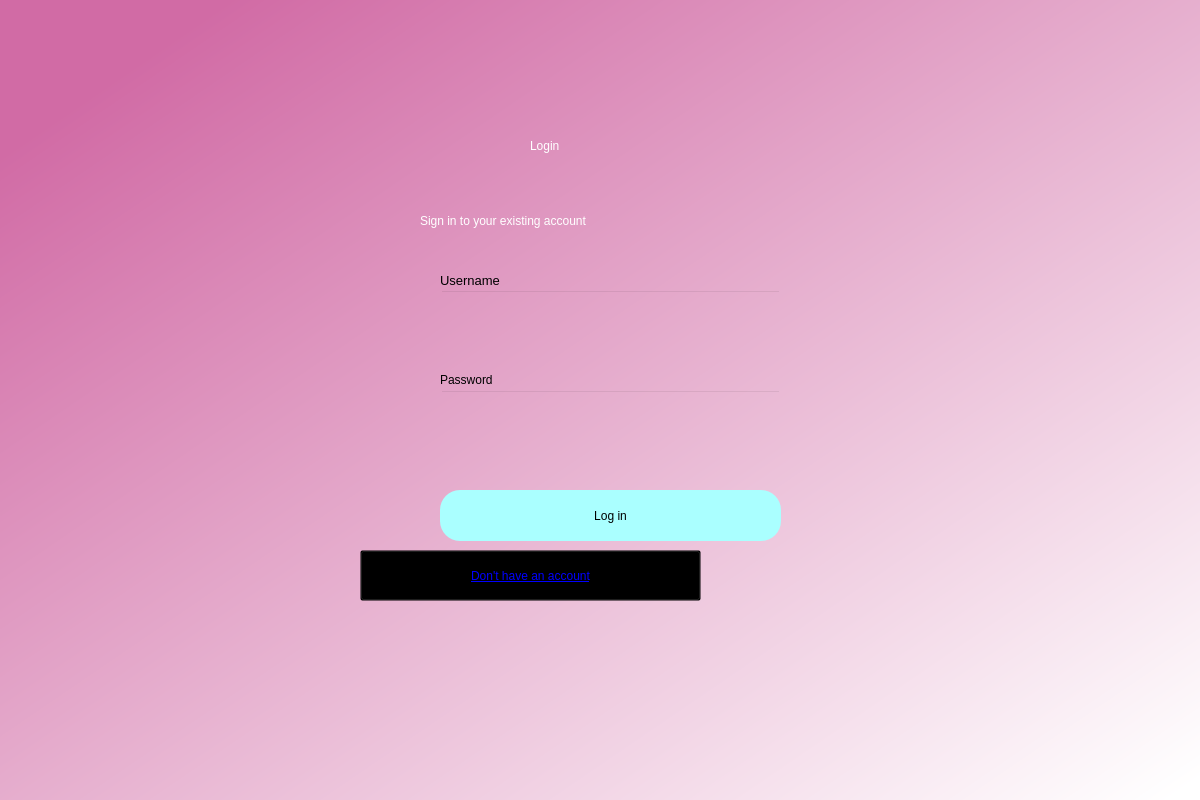
The window that login.ui (MohamedHussein43/BreastCancerDeskTopApp) describes before a commit, drawn with Qt 5.
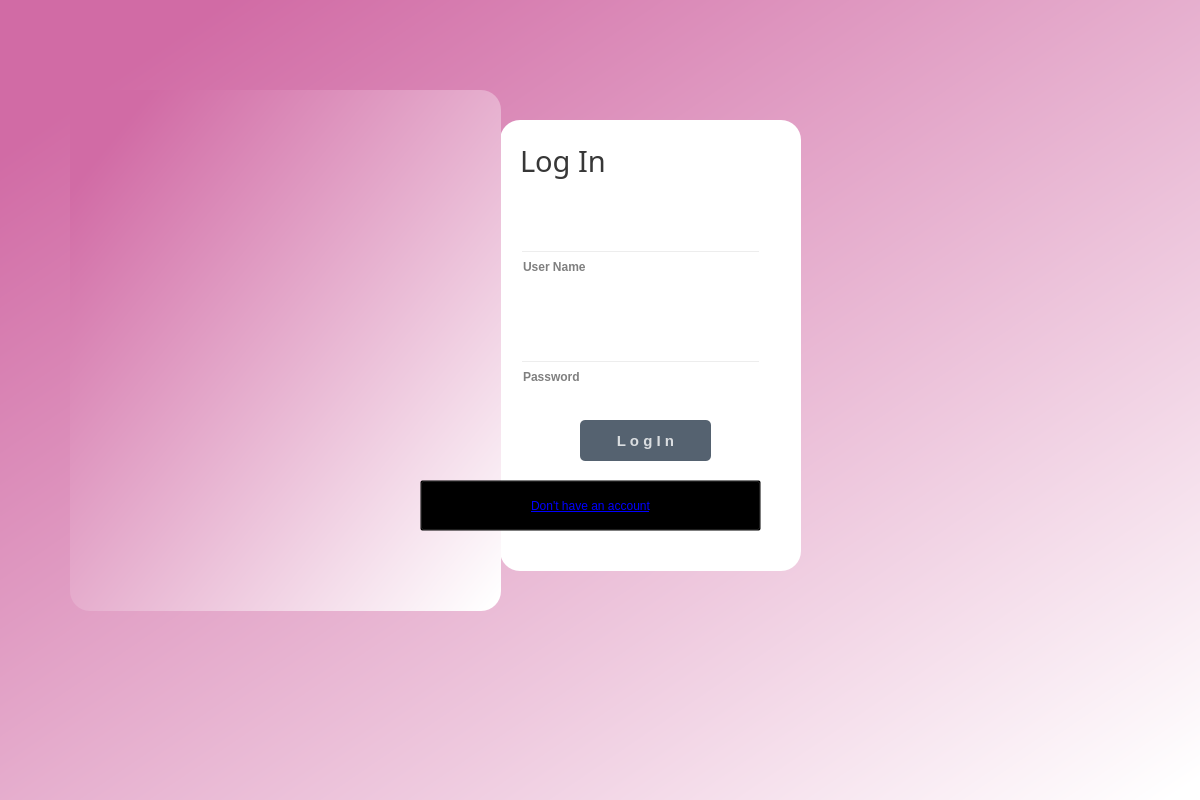
The same window after the commit. Icons and pictures are not drawn.

Commit message: Changing the login screen GUI whitout the logo

Diff of the .ui file:
```diff
--- a/login.ui
+++ b/login.ui
@@ -26,131 +26,192 @@
     <string notr="true">QWidget#bgwidget{
 background-color:qlineargradient(spread:pad, x1:0.091, y1:0.101636, x2:0.991379, y2:0.977, stop:0 rgba(209, 107, 165, 255), stop:1 rgba(255, 255, 255, 255));}</string>
    </property>
-   <widget class="QLabel" name="label">
+
+      <widget class="QLabel" name="label">
     <property name="geometry">
      <rect>
-      <x>530</x>
-      <y>110</y>
-      <width>151</width>
-      <height>71</height>
+      <x>500</x>
+      <y>120</y>
+      <width>301</width>
+      <height>451</height>
      </rect>
     </property>
+    <property name="font">
+     <font>
+      <pointsize>15</pointsize>
+     </font>
+    </property>
     <property name="styleSheet">
-     <string notr="true">font: 36pt &quot;MS Shell Dlg 2&quot;; color:rgb(255, 255, 255)</string>
+     <string notr="true">Background-color:rgba(255,255,255);
+box-shadow: 0px 8px 16px 0px rgba(0,0,0,0.2);
+border-radius:20px;</string>
     </property>
     <property name="text">
-     <string>Login</string>
+     <string/>
     </property>
    </widget>
    <widget class="QLabel" name="label_2">
     <property name="geometry">
      <rect>
-      <x>420</x>
-      <y>200</y>
-      <width>391</width>
-      <height>41</height>
+      <x>70</x>
+      <y>90</y>
+      <width>431</width>
+      <height>521</height>
      </rect>
     </property>
     <property name="styleSheet">
-     <string notr="true">font: 16pt &quot;MS Shell Dlg 2&quot;;color:rgb(255, 255, 255)</string>
+     <string notr="true">background-color:qlineargradient(spread:pad, x1:0.091, y1:0.101636, x2:0.991379, y2:0.977, stop:0 rgba(209, 107, 165, 255), stop:1 rgba(255, 255, 255, 255));
+border-radius:20px;</string>
     </property>
     <property name="text">
-     <string>Sign in to your existing account</string>
-    </property>
-   </widget>
-   <widget class="QPushButton" name="login">
-    <property name="geometry">
-     <rect>
-      <x>440</x>
-      <y>490</y>
-      <width>341</width>
-      <height>51</height>
-     </rect>
-    </property>
-    <property name="styleSheet">
-     <string notr="true">border-radius:20px;
-background-color: rgb(170, 255, 255);
-font: 14pt &quot;MS Shell Dlg 2&quot;;</string>
-    </property>
-    <property name="text">
-     <string>Log in</string>
-    </property>
-   </widget>
-   <widget class="QLineEdit" name="emailfield">
-    <property name="geometry">
-     <rect>
-      <x>440</x>
-      <y>290</y>
-      <width>341</width>
-      <height>51</height>
-     </rect>
-    </property>
-    <property name="styleSheet">
-     <string notr="true">background-color:rgba(0,0,0,0);
-font: 12pt &quot;MS Shell Dlg 2&quot;;</string>
-    </property>
-   </widget>
-   <widget class="QLineEdit" name="passwordfield">
-    <property name="geometry">
-     <rect>
-      <x>440</x>
-      <y>390</y>
-      <width>341</width>
-      <height>51</height>
-     </rect>
-    </property>
-    <property name="styleSheet">
-     <string notr="true">background-color:rgba(0,0,0,0);
-font: 12pt &quot;MS Shell Dlg 2&quot;;</string>
+     <string/>
     </property>
    </widget>
    <widget class="QLabel" name="label_3">
     <property name="geometry">
      <rect>
-      <x>440</x>
-      <y>270</y>
-      <width>81</width>
-      <height>20</height>
+      <x>520</x>
+      <y>130</y>
+      <width>161</width>
+      <height>61</height>
      </rect>
     </property>
     <property name="font">
      <font>
-      <family>MS Shell Dlg 2</family>
-      <pointsize>10</pointsize>
-      <weight>50</weight>
+      <family>12 1px Calibri</family>
+      <pointsize>22</pointsize>
+      <weight>9</weight>
       <italic>false</italic>
       <bold>false</bold>
      </font>
     </property>
     <property name="styleSheet">
-     <string notr="true">font: 10pt &quot;MS Shell Dlg 2&quot;;</string>
+     <string notr="true">color:rgb(0,0,0,200);
+font: 75 22pt bold 1px&quot;Calibri&quot;;
+</string>
     </property>
     <property name="text">
-     <string>Username</string>
+     <string>Log In</string>
     </property>
    </widget>
-   <widget class="QLabel" name="label_4">
+   <widget class="QLineEdit" name="emailfield">
     <property name="geometry">
      <rect>
-      <x>440</x>
-      <y>370</y>
-      <width>81</width>
-      <height>20</height>
+      <x>520</x>
+      <y>250</y>
+      <width>241</width>
+      <height>40</height>
      </rect>
     </property>
+    <property name="font">
+     <font>
+      <pointsize>9</pointsize>
+      <weight>75</weight>
+      <bold>true</bold>
+     </font>
+    </property>
     <property name="styleSheet">
-     <string notr="true">font: 10pt &quot;MS Shell Dlg 2&quot;;</string>
+     <string notr="true">background-color: rgba(0, 0, 0, 0);
+border:2px solid rgpa(0, 0, 0, 0);
+border-bottom-color:rgba(46, 82 , 101,200);
+color:rgb(0,0,0);
+padding-bottom:7px;</string>
     </property>
     <property name="text">
+     <string/>
+    </property>
+    <property name="placeholderText">
+     <string>User Name</string>
+    </property>
+   </widget>
+   <widget class="QLineEdit" name="passwordfield">
+    <property name="geometry">
+     <rect>
+      <x>520</x>
+      <y>360</y>
+      <width>241</width>
+      <height>40</height>
+     </rect>
+    </property>
+    <property name="font">
+     <font>
+      <pointsize>9</pointsize>
+      <weight>75</weight>
+      <bold>true</bold>
+     </font>
+    </property>
+    <property name="styleSheet">
+     <string notr="true">background-color: rgba(0, 0, 0, 0);
+border:2px solid rgpa(0, 0, 0, 0);
+border-bottom-color:rgba(46, 82 , 101,200);
+color:rgb(0,0,0);
+padding-bottom:7px;</string>
+    </property>
+    <property name="echoMode">
+     <enum>QLineEdit::Password</enum>
+    </property>
+    <property name="placeholderText">
      <string>Password</string>
     </property>
    </widget>
+   <widget class="QPushButton" name="login">
+    <property name="geometry">
+     <rect>
+      <x>580</x>
+      <y>420</y>
+      <width>131</width>
+      <height>41</height>
+     </rect>
+    </property>
+    <property name="font">
+     <font>
+      <pointsize>11</pointsize>
+      <weight>75</weight>
+      <bold>true</bold>
+     </font>
+    </property>
+    <property name="styleSheet">
+     <string notr="true">QPushButton#login{
+	Background-color:rgba(85,98,112,255);
+	color:rgba(255,255,255,200);
+	border-radius:5px;
+} 
+QPushButton#login:pressed{
+	padding-left:5px;
+	padding-top:5px;
+	background-color:rgba(254, 81, 171, 0.8);
+	background-position:calc(100% - 10px)center;
+}
+QPushButton#login:hover{
+	background-color:rgba(254, 81, 171, 0.8)
+}</string>
+    </property>
+    <property name="text">
+     <string>L o g I n</string>
+    </property>
+   </widget>
+   <widget class="QLabel" name="label_4">
+    <property name="geometry">
+     <rect>
+      <x>120</x>
+      <y>210</y>
+      <width>321</width>
+      <height>341</height>
+     </rect>
+    </property>
+    <property name="styleSheet">
+     <string notr="true">Background-image:url(&quot;D:\final gp\final loh-in\Untitled-1.png&quot;);</string>
+    </property>
+    <property name="text">
+     <string/>
+    </property>
+   </widget>
    
    <widget class="QPushButton" name="label_5">
     <property name="geometry">
      <rect>
-      <x>360</x>
-      <y>550</y>
+      <x>420</x>
+      <y>480</y>
       <width>341</width>
       <height>51</height>
      </rect>
@@ -166,8 +227,8 @@
    <widget class="QLabel" name="error">
     <property name="geometry">
      <rect>
-      <x>440</x>
-      <y>456</y>
+      <x>505</x>
+      <y>465</y>
       <width>341</width>
       <height>20</height>
      </rect>
@@ -179,6 +240,7 @@
      <string/>
     </property>
    </widget>
+
   </widget>
  </widget>
  <resources/>
```
The commit also changes 1 other file.
